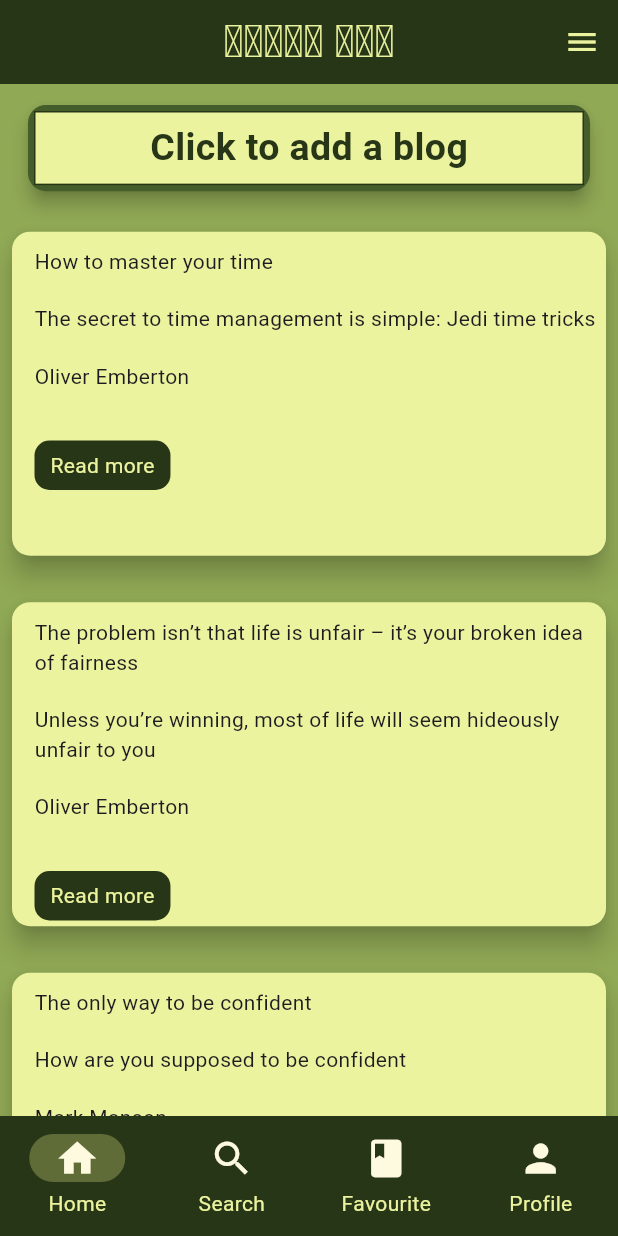
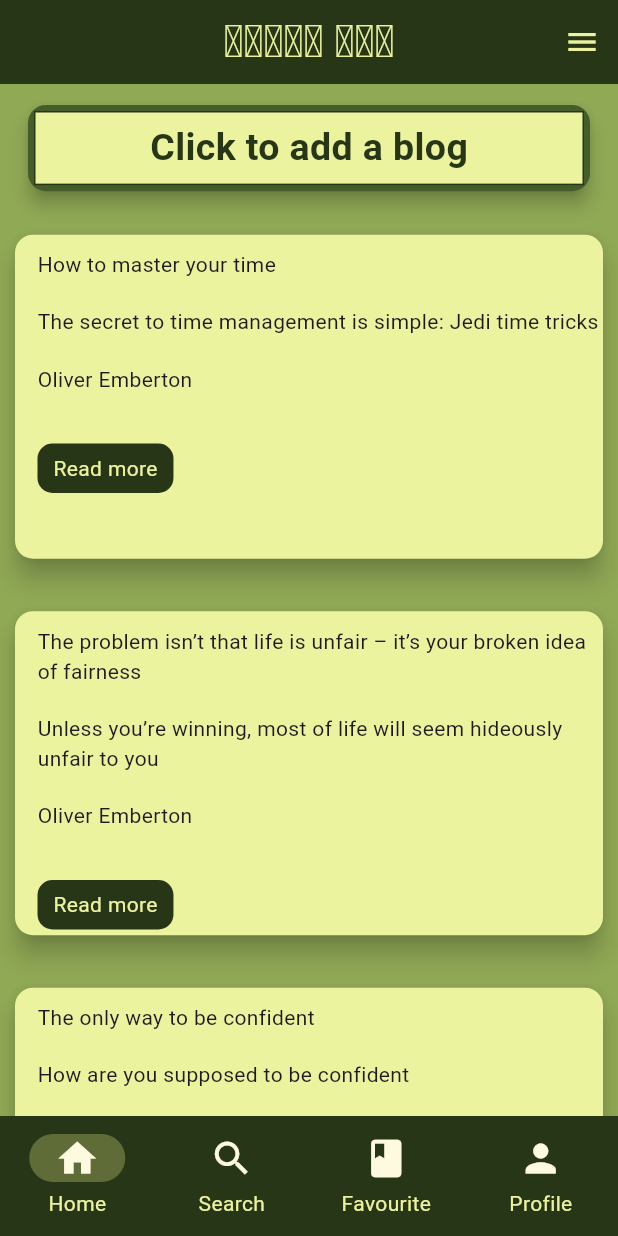
Before and after one commit to NetflixUser22232/blog_app_flutter, a Flutter app: the screen it shows after launch, on a phone screen of 412 x 824 dp. Run offline on Flutter 3.47's test engine with Material 3 defaults, Android fonts, the phone set to English and light mode, and no system bars; our stand-ins replace flutter_rating_bar.

Commit message:
minor change

```diff
--- a/lib/widgets/add_blog_bottom_sheet.dart
+++ b/lib/widgets/add_blog_bottom_sheet.dart
@@ -63,6 +63,7 @@ class AddBlogBottomSheet extends StatelessWidget {
                     SizedBox(height: height * 0.185),
                     GestureDetector(
                       onTap: () {
+                        Navigator.of(context).pop();
                         ScaffoldMessenger.of(context).showSnackBar(
                           SnackBar(
                             backgroundColor: Color(0xFF606c38),
--- a/lib/widgets/my_blog_card.dart
+++ b/lib/widgets/my_blog_card.dart
@@ -19,7 +19,7 @@ class MyBlogCard extends StatelessWidget {
     var width = size.width;
     var height = size.height;
     return Padding(
-      padding: EdgeInsets.all(8),
+      padding: EdgeInsets.all(10),
       child: Card(
         elevation: 7,
         color: Color(0xFFecf39e),
```
